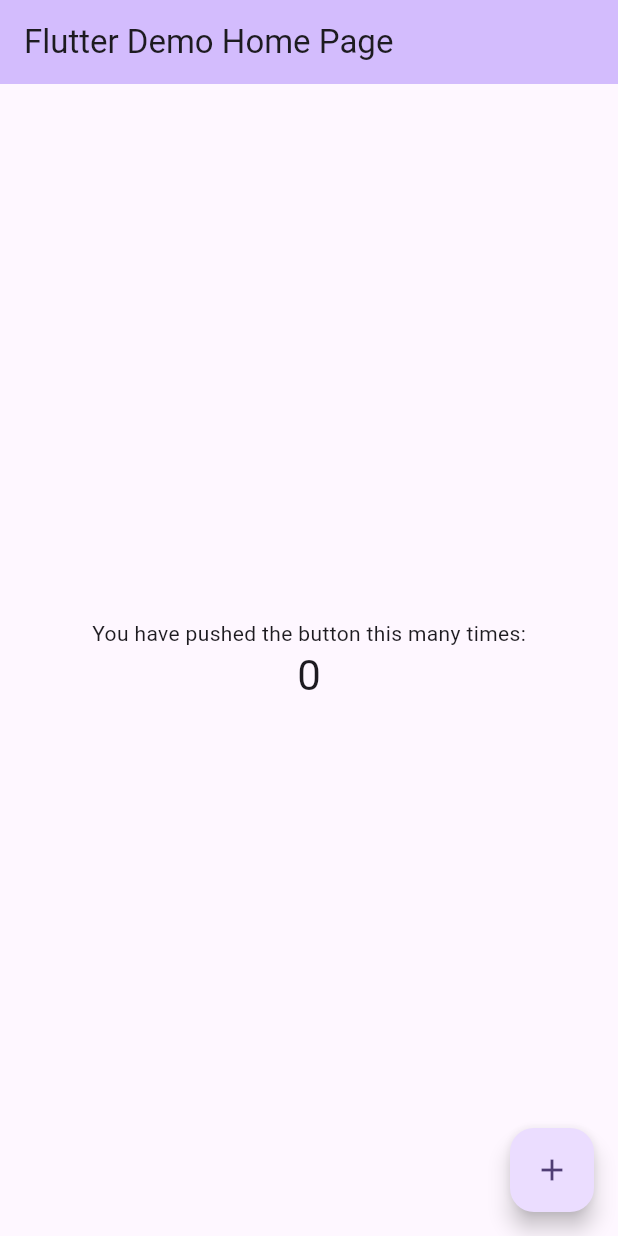
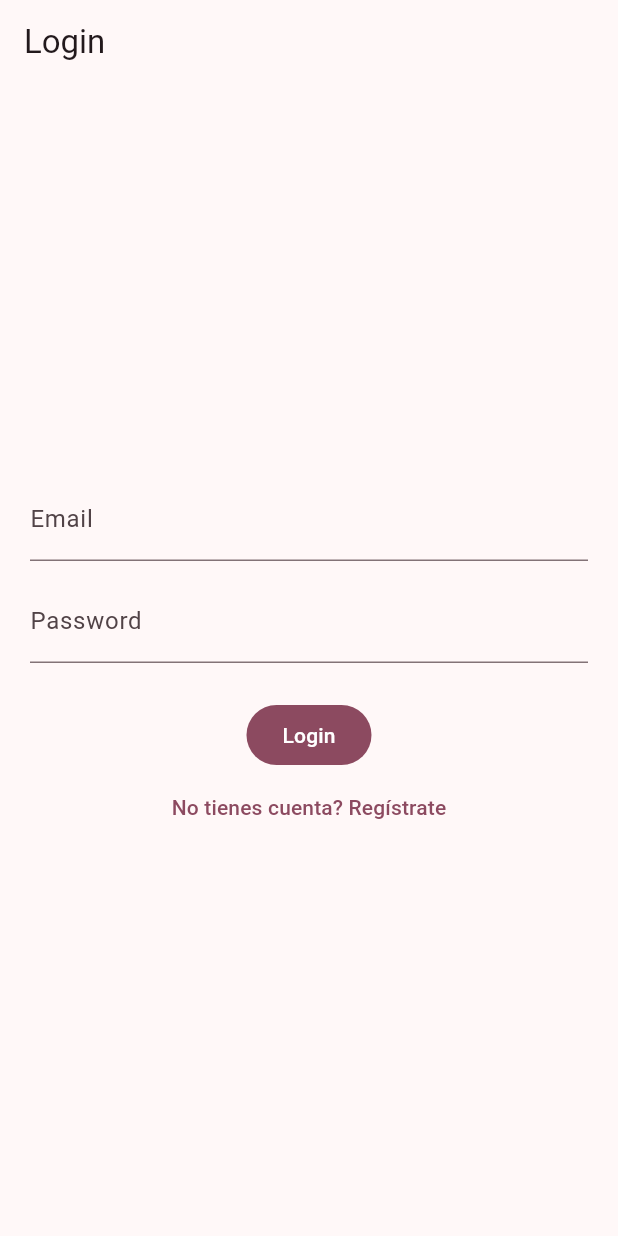
Before and after one commit to galindodev/belvo_pwa, a Flutter app: the screen it shows after launch, on a phone screen of 412 x 824 dp. Run offline on Flutter 3.47's test engine with Material 3 defaults, Android fonts, the phone set to English and light mode, and no system bars; accounts and stored records are empty.

Commit message:
feat: implement authentication flow with login and registration screens

```diff
--- a/lib/config/constants.dart
+++ b/lib/config/constants.dart
@@ -0,0 +1,2 @@
+// const String baseUrl = "https://api.galindodev.com";
+const String baseUrl = "http://127.0.0.1:5000";
--- a/lib/main.dart
+++ b/lib/main.dart
@@ -1,122 +1,35 @@
 import 'package:flutter/material.dart';
+import 'package:provider/provider.dart';
+
+import 'routes.dart';
+import 'services/auth_provider.dart';
 
 void main() {
-  runApp(const MyApp());
+  runApp(
+    MultiProvider(
+      providers: [
+        ChangeNotifierProvider(create: (_) => AuthProvider()),
+      ],
+      child: const MyApp(),
+    ),
+  );
 }
 
 class MyApp extends StatelessWidget {
-  const MyApp({super.key});
+  const MyApp();
 
-  // This widget is the root of your application.
   @override
   Widget build(BuildContext context) {
     return MaterialApp(
-      title: 'Flutter Demo',
+      title: 'Belvo APP',
+      debugShowCheckedModeBanner: false,
       theme: ThemeData(
-        // This is the theme of your application.
-        //
-        // TRY THIS: Try running your application with "flutter run". You'll see
-        // the application has a purple toolbar. Then, without quitting the app,
-        // try changing the seedColor in the colorScheme below to Colors.green
-        // and then invoke "hot reload" (save your changes or press the "hot
-        // reload" button in a Flutter-supported IDE, or press "r" if you used
-        // the command line to start the app).
-        //
-        // Notice that the counter didn't reset back to zero; the application
-        // state is not lost during the reload. To reset the state, use hot
-        // restart instead.
-        //
-        // This works for code too, not just values: Most code changes can be
-        // tested with just a hot reload.
-        colorScheme: ColorScheme.fromSeed(seedColor: Colors.deepPurple),
+        useMaterial3: true,
+        colorSchemeSeed: Colors.black,
+        brightness: Brightness.light,
       ),
-      home: const MyHomePage(title: 'Flutter Demo Home Page'),
+      initialRoute: '/',
+      routes: appRoutes,
     );
   }
 }
-
-class MyHomePage extends StatefulWidget {
-  const MyHomePage({super.key, required this.title});
-
-  // This widget is the home page of your application. It is stateful, meaning
-  // that it has a State object (defined below) that contains fields that affect
-  // how it looks.
-
-  // This class is the configuration for the state. It holds the values (in this
-  // case the title) provided by the parent (in this case the App widget) and
-  // used by the build method of the State. Fields in a Widget subclass are
-  // always marked "final".
-
-  final String title;
-
-  @override
-  State<MyHomePage> createState() => _MyHomePageState();
-}
-
-class _MyHomePageState extends State<MyHomePage> {
-  int _counter = 0;
-
-  void _incrementCounter() {
-    setState(() {
-      // This call to setState tells the Flutter framework that something has
-      // changed in this State, which causes it to rerun the build method below
-      // so that the display can reflect the updated values. If we changed
-      // _counter without calling setState(), then the build method would not be
-      // called again, and so nothing would appear to happen.
-      _counter++;
-    });
-  }
-
-  @override
-  Widget build(BuildContext context) {
-    // This method is rerun every time setState is called, for instance as done
-    // by the _incrementCounter method above.
-    //
-    // The Flutter framework has been optimized to make rerunning build methods
-    // fast, so that you can just rebuild anything that needs updating rather
-    // than having to individually change instances of widgets.
-    return Scaffold(
-      appBar: AppBar(
-        // TRY THIS: Try changing the color here to a specific color (to
-        // Colors.amber, perhaps?) and trigger a hot reload to see the AppBar
-        // change color while the other colors stay the same.
-        backgroundColor: Theme.of(context).colorScheme.inversePrimary,
-        // Here we take the value from the MyHomePage object that was created by
-        // the App.build method, and use it to set our appbar title.
-        title: Text(widget.title),
-      ),
-      body: Center(
-        // Center is a layout widget. It takes a single child and positions it
-        // in the middle of the parent.
-        child: Column(
-          // Column is also a layout widget. It takes a list of children and
-          // arranges them vertically. By default, it sizes itself to fit its
-          // children horizontally, and tries to be as tall as its parent.
-          //
-          // Column has various properties to control how it sizes itself and
-          // how it positions its children. Here we use mainAxisAlignment to
-          // center the children vertically; the main axis here is the vertical
-          // axis because Columns are vertical (the cross axis would be
-          // horizontal).
-          //
-          // TRY THIS: Invoke "debug painting" (choose the "Toggle Debug Paint"
-          // action in the IDE, or press "p" in the console), to see the
-          // wireframe for each widget.
-          mainAxisAlignment: MainAxisAlignment.center,
-          children: <Widget>[
-            const Text('You have pushed the button this many times:'),
-            Text(
-              '$_counter',
-              style: Theme.of(context).textTheme.headlineMedium,
-            ),
-          ],
-        ),
-      ),
-      floatingActionButton: FloatingActionButton(
-        onPressed: _incrementCounter,
-        tooltip: 'Increment',
-        child: const Icon(Icons.add),
-      ), // This trailing comma makes auto-formatting nicer for build methods.
-    );
-  }
-}
--- a/lib/models/user.dart
+++ b/lib/models/user.dart
@@ -0,0 +1,17 @@
+
+
+class User {
+  final String email;
+  final String username;
+  final String link;
+
+  User({required this.email, required this.username, required this.link});
+
+  factory User.fromJson(Map<String, dynamic> json) {
+    return User(
+      email: json['email'],
+      username: json['username'],
+      link: json['link'],
+    );
+  }
+}
--- a/lib/routes.dart
+++ b/lib/routes.dart
@@ -0,0 +1,8 @@
+import 'package:flutter/material.dart';
+import 'screens/login_screen.dart';
+import 'screens/register_screen.dart';
+
+final Map<String, WidgetBuilder> appRoutes = {
+  '/': (_) => const LoginScreen(),
+  '/register': (_) => const RegisterScreen(),
+};
--- a/lib/screens/login_screen.dart
+++ b/lib/screens/login_screen.dart
@@ -0,0 +1,71 @@
+import 'package:flutter/material.dart';
+import 'package:provider/provider.dart';
+import '../services/auth_provider.dart';
+
+class LoginScreen extends StatefulWidget {
+  const LoginScreen({super.key});
+
+  @override
+  State<LoginScreen> createState() => _LoginScreenState();
+}
+
+class _LoginScreenState extends State<LoginScreen> {
+  final _formKey = GlobalKey<FormState>();
+  String email = '';
+  String password = '';
+
+  @override
+  Widget build(BuildContext context) {
+    final authProvider = Provider.of<AuthProvider>(context);
+
+    return Scaffold(
+      appBar: AppBar(title: const Text('Login')),
+      body: Center(
+        child: Padding(
+          padding: const EdgeInsets.all(20.0),
+          child: ConstrainedBox(
+            constraints: const BoxConstraints(maxWidth: 400),
+            child: Form(
+              key: _formKey,
+              child: Column(
+                mainAxisSize: MainAxisSize.min,
+                children: [
+                  TextFormField(
+                    decoration: const InputDecoration(labelText: 'Email'),
+                    keyboardType: TextInputType.emailAddress,
+                    onChanged: (value) => email = value,
+                    validator: (value) =>
+                        value!.isEmpty ? 'Enter your email' : null,
+                  ),
+                  const SizedBox(height: 12),
+                  TextFormField(
+                    decoration: const InputDecoration(labelText: 'Password'),
+                    obscureText: true,
+                    onChanged: (value) => password = value,
+                    validator: (value) =>
+                        value!.isEmpty ? 'Enter your password' : null,
+                  ),
+                  const SizedBox(height: 24),
+                  FilledButton(
+                    onPressed: () {
+                      if (_formKey.currentState!.validate()) {
+                        authProvider.login(email, password);
+                      }
+                    },
+                    child: const Text('Login'),
+                  ),
+                  TextButton(
+                    onPressed: () {
+                      Navigator.pushNamed(context, '/register');
+                    },
+                    child: const Text('No tienes cuenta? Regístrate'),
+                  )
+                ],
+              ),
+            ),
+          ),
+        ),
+      ),
+    );
+  }
+}
--- /dev/null
+++ b/lib/services/auth_provider.dart
@@ -0,0 +1,57 @@
+import 'package:flutter/material.dart';
+import 'package:http/http.dart' as http;
+import 'dart:convert';
+
+import '../models/user.dart';
+import '../config/constants.dart';
+
+class AuthProvider with ChangeNotifier {
+  User? _user;
+  String? _token;
+
+  User? get user => _user;
+  String? get token => _token;
+
+  Future<bool> login(String email, String password) async {
+    final url = Uri.parse('$baseUrl/users/auth');
+    final response = await http.post(
+      url,
+      body: json.encode({"email": email, "password": password}),
+      headers: {"Content-Type": "application/json"},
+    );
+
+    if (response.statusCode == 200) {
+      final data = json.decode(response.body);
+      _user = User.fromJson(data['user']);
+      _token = data['token'];
+      notifyListeners();
+      return true;
+    } else {
+      return false;
+    }
+  }
+
+Future<bool> signup(String email, String password) async {
+  try {
+    final url = Uri.parse('$baseUrl/users/signup');
+    final response = await http.post(
+      url,
+      body: json.encode({"email": email, "password": password}),
+      headers: {"Content-Type": "application/json"},
+    );
+
+    if (response.statusCode == 201) {
+      return true;
+    }
+    return false;
+  } catch (e) {
+    return false;
+  }
+}
+
+  void logout() {
+    _user = null;
+    _token = null;
+    notifyListeners();
+  }
+}
--- a/pubspec.yaml
+++ b/pubspec.yaml
@@ -30,6 +30,8 @@ environment:
 dependencies:
   flutter:
     sdk: flutter
+  provider: ^6.0.5
+  http: ^0.13.6
 
   # The following adds the Cupertino Icons font to your application.
   # Use with the CupertinoIcons class for iOS style icons.
```
Also changed, not shown: lib/screens/register_screen.dart (added, +113 -0 lines), pubspec.lock.
